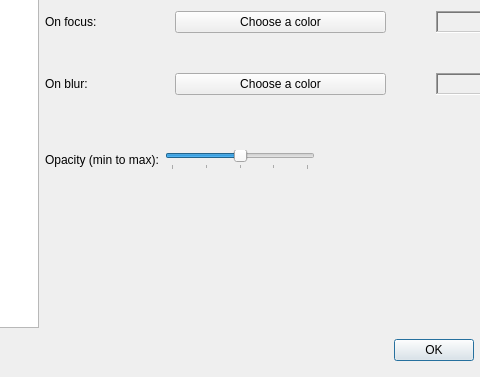
Before: the Qt Designer form ceg/forms/settingsDialog.ui in canercandan/iot-project, drawn with Qt 5; both pictures show x 89 to 569 and y 143 to 520 of the 653 by 520 pixel window.
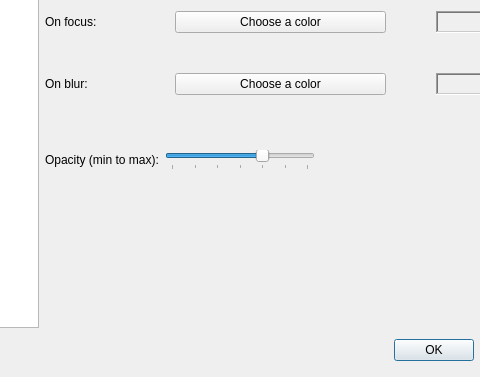
After: the same form once the commit is applied. Icons and pictures are not drawn.

```diff
--- a/ceg/forms/settingsDialog.ui
+++ b/ceg/forms/settingsDialog.ui
@@ -396,7 +396,7 @@
                   </size>
                  </property>
                  <property name="minimum">
-                  <number>30</number>
+                  <number>10</number>
                  </property>
                  <property name="maximum">
                   <number>70</number>
```
